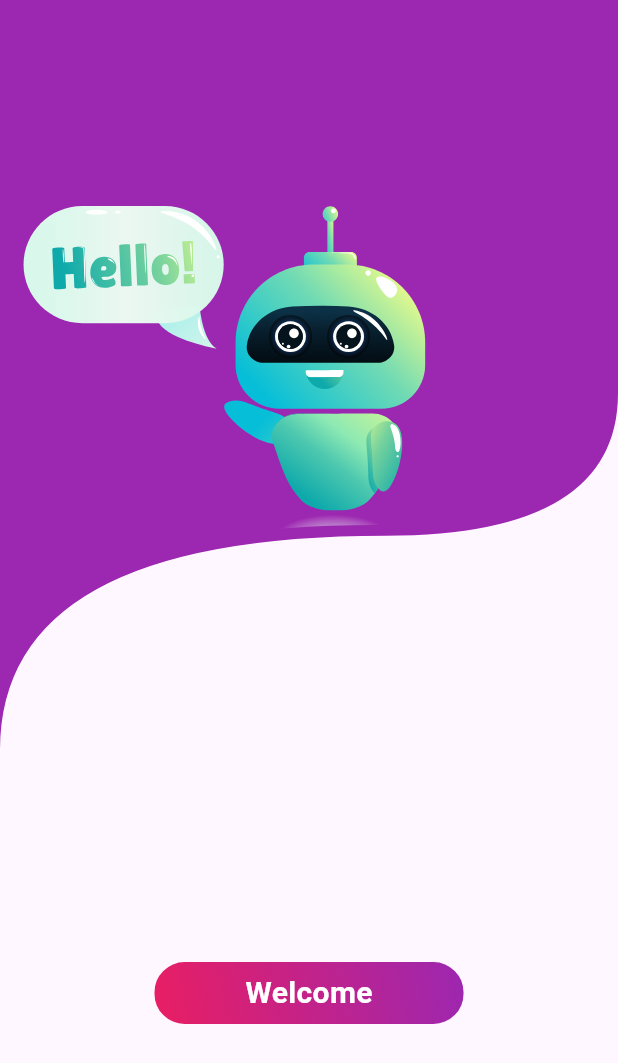
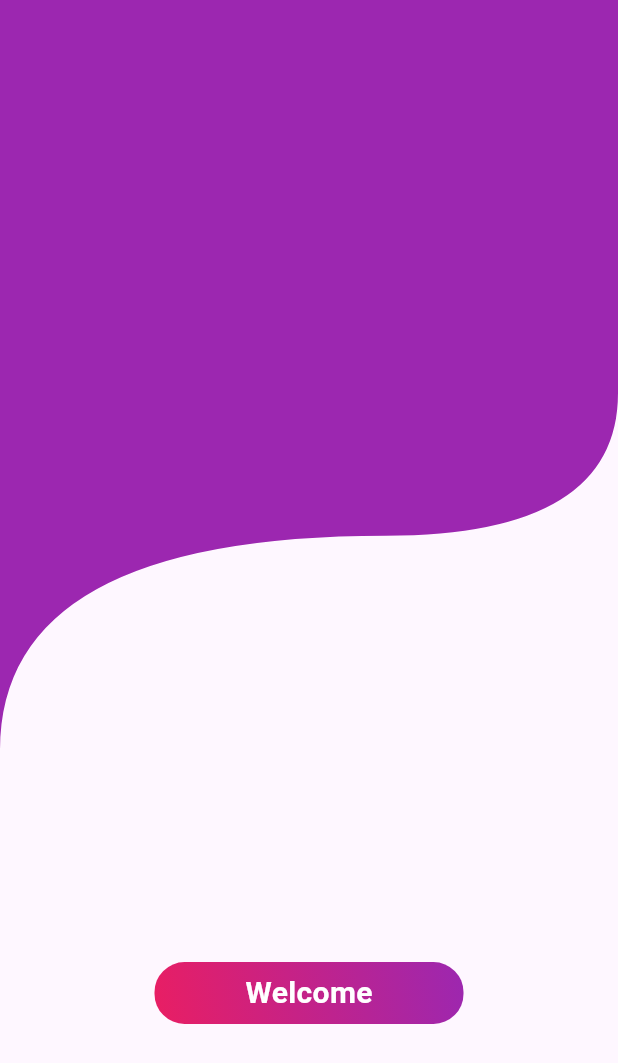
Before and after one commit to izharnjoroge/ecommerceapp_with_superbase, a Flutter app: the screen it shows after launch, on a phone screen of 412 x 824 dp. Shown: the top 1063 px of the screen. Run offline on Flutter 3.47's test engine with Material 3 defaults, Android fonts, the phone set to English and light mode, and no system bars; our stand-ins replace another_flutter_splash_screen, bloc, cached_network_image, carousel_slider, flutter_bloc, flutter_dotenv and 6 more; accounts and stored records are empty.

```diff
--- a/lib/main.dart
+++ b/lib/main.dart
@@ -39,16 +39,7 @@ class MyApp extends StatelessWidget {
           navigatorKey: NavigationService.navigatorKey,
           debugShowCheckedModeBanner: false,
           title: 'Ecommerce App',
-          home: FlutterSplashScreen(
-              useImmersiveMode: true,
-              duration: const Duration(seconds: 5),
-              nextScreen: const SplashScreen(),
-              backgroundColor: Colors.white,
-              splashScreenBody: Center(
-                child: Lottie.asset(
-                  "assets/lotties/splash.json",
-                ),
-              ))),
+          home: const SplashScreen()),
     );
   }
 }
--- a/lib/screens/widgets/custom_appBar.dart
+++ b/lib/screens/widgets/custom_appBar.dart
@@ -76,9 +76,9 @@ class SplashAppBar extends StatelessWidget implements PreferredSizeWidget {
           clipper: Customshape(),
           child: SizedBox(
             height: 490,
-            child: Lottie.asset(
-              "assets/lotties/robot.json",
-            ),
+           // child: Lottie.asset(
+             // "assets/lotties/robot.json",
+            //),
           ),
         ),
         elevation: 0,
```
Also changed, not shown: 10 other files.
